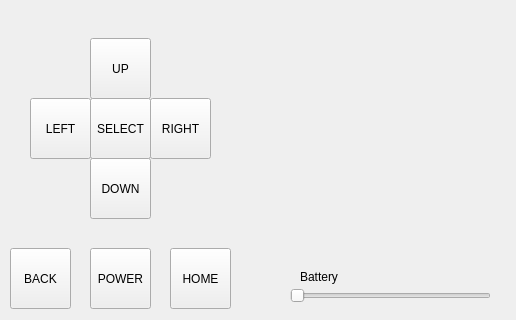
First picture: the form in source/Denas/mainwindow.ui, repository ahmadank/DenasOnQT, before the edit; both pictures show x 0 to 516 and y 152 to 472 of the 516 by 472 pixel window.
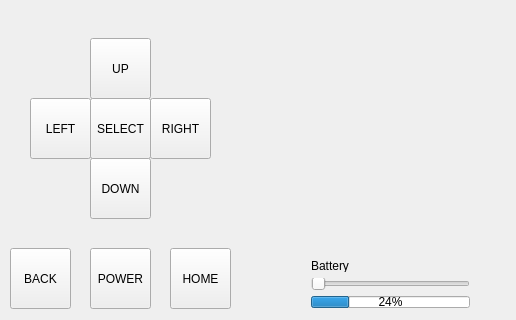
Second picture: the form after the edit.

```diff
--- a/source/Denas/mainwindow.ui
+++ b/source/Denas/mainwindow.ui
@@ -131,31 +131,38 @@
      <string>TextLabel</string>
     </property>
    </widget>
-   <widget class="QSlider" name="horizontalSlider">
-    <property name="geometry">
-     <rect>
-      <x>290</x>
-      <y>440</y>
-      <width>201</width>
-      <height>16</height>
-     </rect>
-    </property>
-    <property name="orientation">
-     <enum>Qt::Horizontal</enum>
-    </property>
-   </widget>
-   <widget class="QLabel" name="label_2">
+   <widget class="QWidget" name="">
     <property name="geometry">
      <rect>
       <x>300</x>
-      <y>420</y>
-      <width>64</width>
-      <height>17</height>
+      <y>400</y>
+      <width>181</width>
+      <height>71</height>
      </rect>
     </property>
-    <property name="text">
-     <string>Battery</string>
-    </property>
+    <layout class="QVBoxLayout" name="verticalLayout">
+     <item>
+      <widget class="QLabel" name="label_2">
+       <property name="text">
+        <string>Battery</string>
+       </property>
+      </widget>
+     </item>
+     <item>
+      <widget class="QSlider" name="batterySlider">
+       <property name="orientation">
+        <enum>Qt::Horizontal</enum>
+       </property>
+      </widget>
+     </item>
+     <item>
+      <widget class="QProgressBar" name="batteryBar">
+       <property name="value">
+        <number>24</number>
+       </property>
+      </widget>
+     </item>
+    </layout>
    </widget>
   </widget>
  </widget>
```
